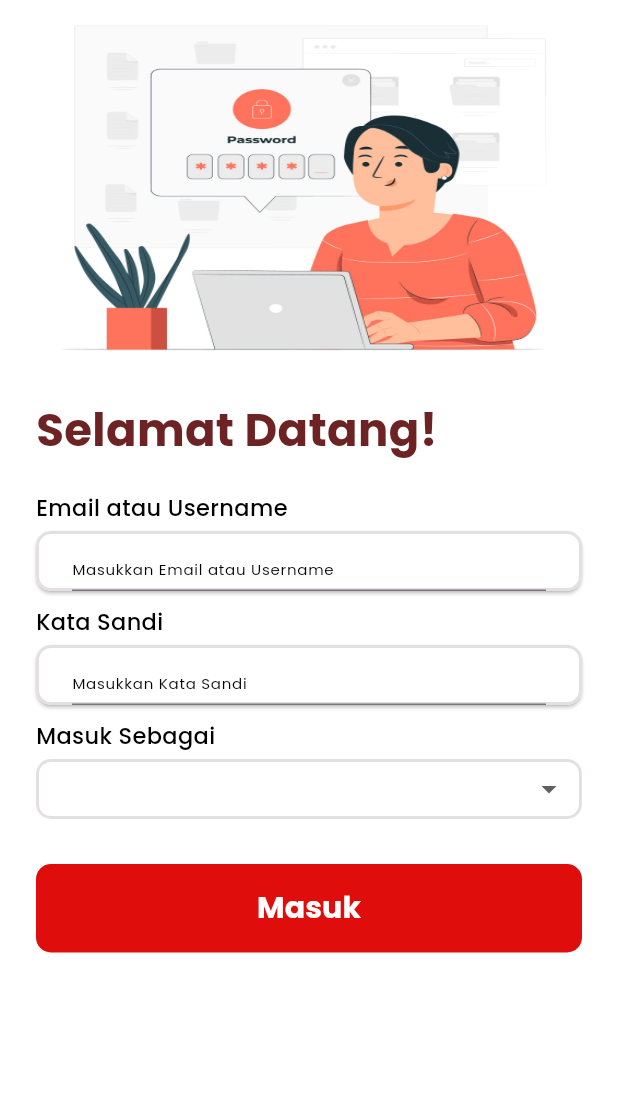
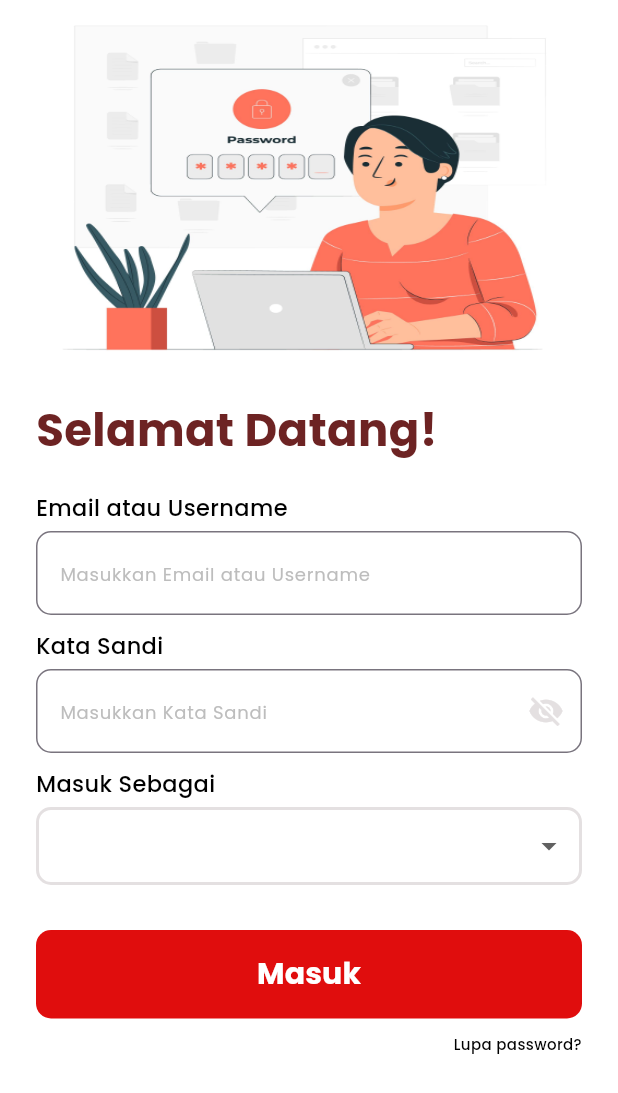
Before and after one commit to alamsyahkuba/latihankasirapp, a Flutter app: the screen it shows after launch, on a phone screen of 412 x 824 dp. Shown: the top 1093 px of the screen. Run offline on Flutter 3.47's test engine with Material 3 defaults, Android fonts, the phone set to English and light mode, and no system bars; our stand-ins replace google_fonts.

Commit message:
update halaman login

```diff
--- /dev/null
+++ b/lib/homeadmin.dart
@@ -0,0 +1,14 @@
+import 'package:flutter/material.dart';
+import 'theme.dart';
+import 'welcomepages.dart';
+
+class HomeAdmin extends StatefulWidget {
+  const HomeAdmin({super.key});
+
+  @override
+  _HomeAdminState createState() => _HomeAdminState();
+  }
+
+class _HomeAdminState extends State<HomeAdmin> {
+
+}
--- a/lib/main.dart
+++ b/lib/main.dart
@@ -1,6 +1,6 @@
 import 'package:flutter/material.dart';
 import 'package:latihankasirapp/welcomepages.dart';
-
+import 'package:latihankasirapp/homeadmin.dart';
 void main() {
   runApp(const MyApp());
 }
--- a/lib/theme.dart
+++ b/lib/theme.dart
@@ -14,3 +14,4 @@ Color greyColor = Color(0xFFE4E0E1);
 TextStyle firstTextStyle = GoogleFonts.roboto(fontSize: 15, color: fourthColor, fontWeight: FontWeight.w500);
 TextStyle secondTextStyle = GoogleFonts.poppins(fontSize: 30, color: secondaryColor, fontWeight: FontWeight.bold);
 TextStyle thirdTextStyle = GoogleFonts.poppins(fontSize: 15, color: blackColor, fontWeight: FontWeight.w500);
+TextStyle fourthTextStyle = GoogleFonts.poppins(fontSize: 12, color : Colors.grey[400], fontWeight: FontWeight.w500);
--- a/lib/welcomepages.dart
+++ b/lib/welcomepages.dart
@@ -1,17 +1,21 @@
 import 'package:flutter/material.dart';
+import 'package:latihankasirapp/homeadmin.dart';
 import 'theme.dart';
+import 'package:latihankasirapp/homeadmin.dart';
 
 class Welcomepages extends StatefulWidget {
   const Welcomepages({super.key});
 
   @override
-  State<Welcomepages> createState() => _MyWidgetState();
+  State<Welcomepages> createState() => _WelcomepagesState();
 }
 
-class _MyWidgetState extends State<Welcomepages> {
+class _WelcomepagesState extends State<Welcomepages> {
+  var dropdownValue;
+  bool _isPasswordVisible = false;
+
   @override
   Widget build(BuildContext context) {
-    var dropdownValue;
     return Scaffold(
       backgroundColor: whiteColor,
       body: SafeArea(
@@ -21,103 +25,82 @@ class _MyWidgetState extends State<Welcomepages> {
           children: [
             Image.asset('assets/images/4860253.jpg',
                 height: 250, fit: BoxFit.fill),
-              SizedBox(
+            const SizedBox(
               height: 15,
             ),
             Text(
               "Selamat Datang!",
               style: secondTextStyle,
             ),
-              SizedBox(
+            const SizedBox(
               height: 20,
             ),
             Text(
               "Email atau Username",
               style: thirdTextStyle,
             ),
-              SizedBox(
+            const SizedBox(
               height: 5,
             ),
-              Container(
-                alignment: Alignment.centerLeft,
-                height: 40,
-                width: MediaQuery.of(context).size.width - 2 * defaultMargin,
-                child: ElevatedButton(
-                  onPressed: () {},
-                  child: TextField(
+            TextField(
               decoration: InputDecoration(
                 hintText: 'Masukkan Email atau Username',
-                      hintStyle: thirdTextStyle.copyWith(
-                        fontSize: 10,
+                hintStyle: fourthTextStyle.copyWith(
+                  fontSize: 12,
                   fontWeight: FontWeight.w400,
+                ),
+                border: OutlineInputBorder(
+                  borderRadius: BorderRadius.circular(10),
+                  borderSide: BorderSide(color: greyColor, width: 2.0),
                 ),
               ),
             ),
-                  style: ElevatedButton.styleFrom(
-                    backgroundColor: whiteColor, // Warna background tombol
-                    shape: RoundedRectangleBorder(
-                      borderRadius:
-                          BorderRadius.circular(10), // Radius sudut tombol
-                    ),
-                    side: BorderSide(
-                      color: greyColor, // Warna garis di sekitar tombol
-                      width: 2.0, // Ketebalan garis
-                    ),
-                  ),
-                ),
-              ),
-              SizedBox(
+            const SizedBox(
               height: 10,
             ),
             Text(
               "Kata Sandi",
               style: thirdTextStyle,
             ),
-              SizedBox(
+            const SizedBox(
               height: 5,
             ),
-              Container(
-                alignment: Alignment.centerLeft,
-                height: 40,
-                width: MediaQuery.of(context).size.width - 2 * defaultMargin,
-                child: ElevatedButton(
-                  onPressed: () {},
-                  child: TextField(
+            TextField(
+              obscureText: !_isPasswordVisible, //field memasukkan sandi dengan biar bisa dilihat - disensor
               decoration: InputDecoration(
                 hintText: 'Masukkan Kata Sandi',
-                      hintStyle: thirdTextStyle.copyWith(
-                        fontSize: 10,
+                hintStyle: fourthTextStyle.copyWith(
+                  fontSize: 12,
                   fontWeight: FontWeight.w400,
+                ),
+                border: OutlineInputBorder(
+                  borderRadius: BorderRadius.circular(10),
+                  borderSide: BorderSide(color: greyColor, width: 2.0),
+                ),
+                suffixIcon: IconButton(
+                  icon: Icon(
+                    _isPasswordVisible ? Icons.visibility : Icons.visibility_off, //logika yang mengubah sandi bisa dilihat atau tidak
+                    color: greyColor,
+                  ),
+                  onPressed: () {
+                    setState(() {
+                      _isPasswordVisible = !_isPasswordVisible;
+                    });
+                  },
                 ),
               ),
             ),
-                  style: ElevatedButton.styleFrom(
-                    backgroundColor: whiteColor, // Warna background tombol
-                    shape: RoundedRectangleBorder(
-                      borderRadius:
-                          BorderRadius.circular(10), // Radius sudut tombol
-                    ),
-                    side: BorderSide(
-                      color: greyColor, // Warna garis di sekitar tombol
-                      width: 2.0, // Ketebalan garis
-                    ),
-                  ),
-                ),
-              ),
-              SizedBox(
+            const SizedBox(
               height: 10,
             ),
             Text(
               "Masuk Sebagai",
               style: thirdTextStyle,
             ),
-              SizedBox(
+            const SizedBox(
               height: 5,
             ),
             Container(
-                  alignment: Alignment.centerLeft,
-                  height: 40,
-                  width: MediaQuery.of(context).size.width - 2 * defaultMargin,
               padding: const EdgeInsets.symmetric(horizontal: 8.0),
               decoration: BoxDecoration(
                 color: whiteColor,
@@ -127,14 +110,14 @@ class _MyWidgetState extends State<Welcomepages> {
                   width: 2.0,
                 ),
               ),
-                  child: DropdownButton<String>(
+              child: DropdownButton<String>( //dropdown admin - petugas
                 value: dropdownValue,
                 isExpanded: true,
                 icon: const Icon(Icons.arrow_drop_down),
                 dropdownColor: whiteColor,
                 style: thirdTextStyle.copyWith(
-                      fontSize: 10,
-                      fontWeight: FontWeight.w400,
+                  fontSize: 15,
+                  fontWeight: FontWeight.w500,
                 ),
                 underline: const SizedBox(),
                 items: ['Admin', 'Petugas']
@@ -151,24 +134,32 @@ class _MyWidgetState extends State<Welcomepages> {
                     });
                   }
                 },
-                  )),
-              SizedBox(
+              ),
+            ),
+            const SizedBox(
               height: 30,
             ),
             TextButton(
-                onPressed: () {},
+              onPressed: () {
+                if (dropdownValue == 'Admin'){
+                  Navigator.push(
+                    context,
+                    MaterialPageRoute(builder: (context) => HomeAdmin()),
+                  );
+                }
+              },
               style: ButtonStyle(
-                  padding: WidgetStateProperty.resolveWith((states) {
+                padding: MaterialStateProperty.resolveWith((states) {
                   return const EdgeInsets.symmetric(
                       horizontal: 30, vertical: 15);
                 }),
-                  backgroundColor: WidgetStateProperty.resolveWith((states) {
+                backgroundColor: MaterialStateProperty.resolveWith((states) {
                   return const Color.fromARGB(255, 224, 13, 13);
                 }),
-                  foregroundColor: WidgetStateProperty.resolveWith((states) {
+                foregroundColor: MaterialStateProperty.resolveWith((states) {
                   return Colors.white;
                 }),
-                  shape: WidgetStateProperty.resolveWith((states) {
+                shape: MaterialStateProperty.resolveWith((states) {
                   return RoundedRectangleBorder(
                     borderRadius: BorderRadius.circular(10),
                   );
@@ -176,14 +167,29 @@ class _MyWidgetState extends State<Welcomepages> {
               ),
               child: Text(
                 'Masuk',
-                  style: TextStyle(
-                    fontSize: 20  ,
+                style: const TextStyle(
+                  fontSize: 20,
                   fontWeight: FontWeight.bold,
                   fontFamily: 'Poppins',
                   color: Colors.white,
-                ),),
                 ),
-            ]),
+              ),
+            ),
+            const SizedBox(
+              height: 10,
+            ),
+            Text(
+              "Lupa password?",
+              textAlign: TextAlign.right,
+              style: thirdTextStyle.copyWith(
+                fontSize: 10,
+
+              )
+
+
+            ),
+          ],
+        ),
       ),
     );
   }
```
Also changed, not shown: lib/ubahpass.dart (added). Lines whose indentation alone changed are shown as unchanged.
